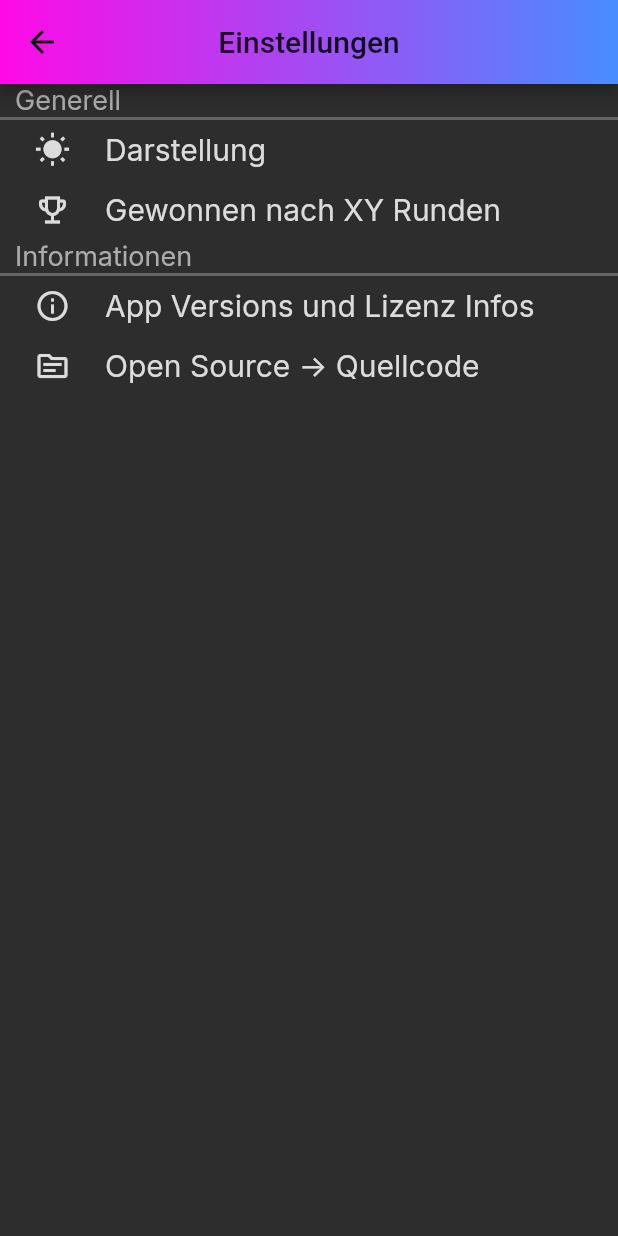
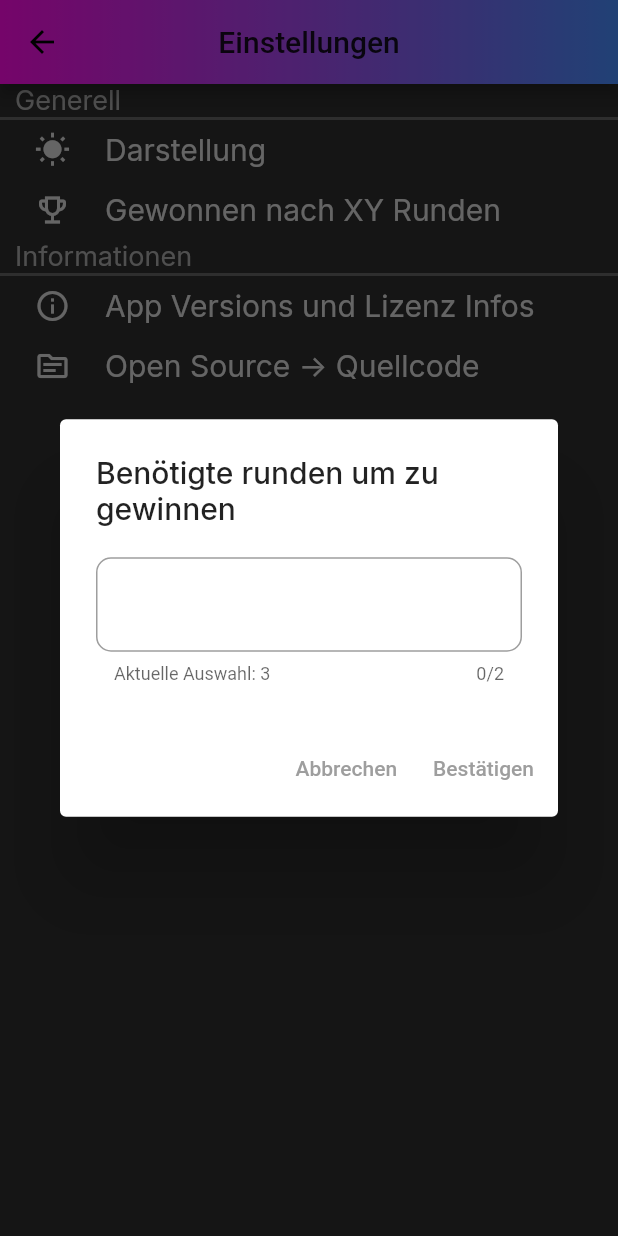
Before and after one commit to Freddy880/tic_tac_toe, a Flutter app: the SettingPage screen opened directly, after a tap on "Gewonnen nach XY Runden", on a phone screen of 412 x 824 dp. Run offline on Flutter 3.47's test engine with Material 2 defaults, Android fonts, the phone set to English and light mode, and no system bars; our stand-ins replace google_fonts.

Commit message:
Alert Dialog for "Runden für Gewinn"

```diff
--- a/lib/SettingsPage.dart
+++ b/lib/SettingsPage.dart
@@ -1,7 +1,12 @@
+import 'dart:ui';
+
 import 'package:flutter/cupertino.dart';
 import 'package:flutter/material.dart';
+import 'package:flutter/painting.dart';
+import 'package:flutter/services.dart';
 import 'package:flutter/widgets.dart';
 import 'package:google_fonts/google_fonts.dart';
+import 'package:tic_tac_toe/GamePage.dart';
 import 'package:tic_tac_toe/SettingsObjekt.dart';
 import 'package:url_launcher/url_launcher.dart';
 
@@ -13,6 +18,74 @@ class SettingPage extends StatefulWidget {
 }
 
 class _SettingPageState extends State<SettingPage> {
+  createWinDialog(BuildContext context) {
+    return showDialog(
+        context: context,
+        builder: (context) {
+          final formKey = GlobalKey<FormState>();
+          return StatefulBuilder(builder: (context, setState) {
+            return AlertDialog(
+              actions: [
+                TextButton(
+                  onPressed: () => Navigator.pop(context),
+                  child: Text("Abbrechen"),
+                ),
+                TextButton(
+                    onPressed: () {
+                      if (!formKey.currentState.validate()){
+                        Navigator.pop(context);
+                        ScaffoldMessenger.of(context)
+                            .showSnackBar(
+                          SnackBar(content: Text("Ungültige Eingabe"))
+                        );
+                      }else{
+                        Navigator.pop(context);
+                      ScaffoldMessenger.of(context)
+                          .showSnackBar(
+                          SnackBar(content: Text("Eingabe Erfolgreich"))
+                      );
+                      }
+                    },
+                    child: Text(
+                      "Bestätigen"
+                    ))
+              ],
+              title: Text(
+                "Benötigte runden um zu gewinnen",
+                style: GoogleFonts.inter(),
+              ),
+              content: Form(
+                key: formKey,
+                child: Container(
+                  child: TextFormField(
+                    validator: (value) {
+                      if(value == null || value.isEmpty){
+                        return "Muss gefüllt sein";
+                      }
+                      return null;
+                    },
+                    style: TextStyle(
+                      fontSize: 20,
+                    ),
+                    keyboardType: TextInputType.number,
+                    inputFormatters: [WhitelistingTextInputFormatter.digitsOnly],
+                    maxLength: 2,
+                    decoration: InputDecoration(
+                      helperText: "Aktuelle Auswahl: $lapsForWin",
+                      border: OutlineInputBorder(
+                        borderRadius: BorderRadius.circular(10),
+                        borderSide: BorderSide(
+                        )
+                      )
+                    ),
+                  ),
+                )
+              ),
+            );
+          });
+        });
+  }
+
   createDialog(BuildContext context) {
     return showDialog(
         context: context,
@@ -38,9 +111,7 @@ class _SettingPageState extends State<SettingPage> {
                                 selected = value;
                               });
                             }),
-                        Text(
-                            "Dark Theme"
-                        )
+                        Text("Dark Theme")
                       ],
                     ),
                   ),
@@ -55,9 +126,7 @@ class _SettingPageState extends State<SettingPage> {
                                 selected = value;
                               });
                             }),
-                        Text(
-                            "Light Theme"
-                        )
+                        Text("Light Theme")
                       ],
                     ),
                   ),
@@ -72,9 +141,7 @@ class _SettingPageState extends State<SettingPage> {
                                 selected = value;
                               });
                             }),
-                        Text(
-                            "Fancy Theme"
-                        )
+                        Text("Fancy Theme")
                       ],
                     ),
                   ),
@@ -89,9 +156,7 @@ class _SettingPageState extends State<SettingPage> {
                                 selected = value;
                               });
                             }),
-                        Text(
-                            "Sys Theme"
-                        )
+                        Text("Sys Theme")
                       ],
                     ),
                   ),
@@ -99,12 +164,10 @@ class _SettingPageState extends State<SettingPage> {
               ),
               actions: [
                 TextButton(
-                    onPressed:
-                    (){
+                    onPressed: () {
                       Navigator.pop(context);
                     },
-                    child: Text("Bestätigen")
-                )
+                    child: Text("Bestätigen"))
               ],
             );
           });
@@ -193,7 +256,7 @@ class _SettingPageState extends State<SettingPage> {
                         )),
                   ),
                   onTap: () {
-                    print("Tapped");
+                    createWinDialog(context);
                   },
                 ),
               ],
```
